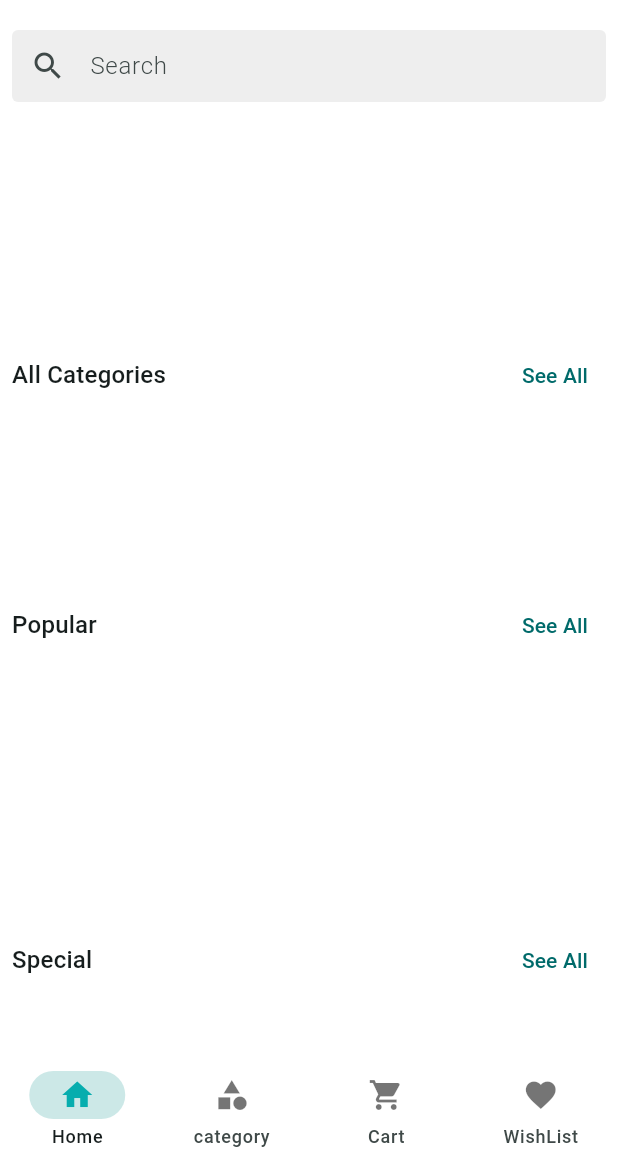
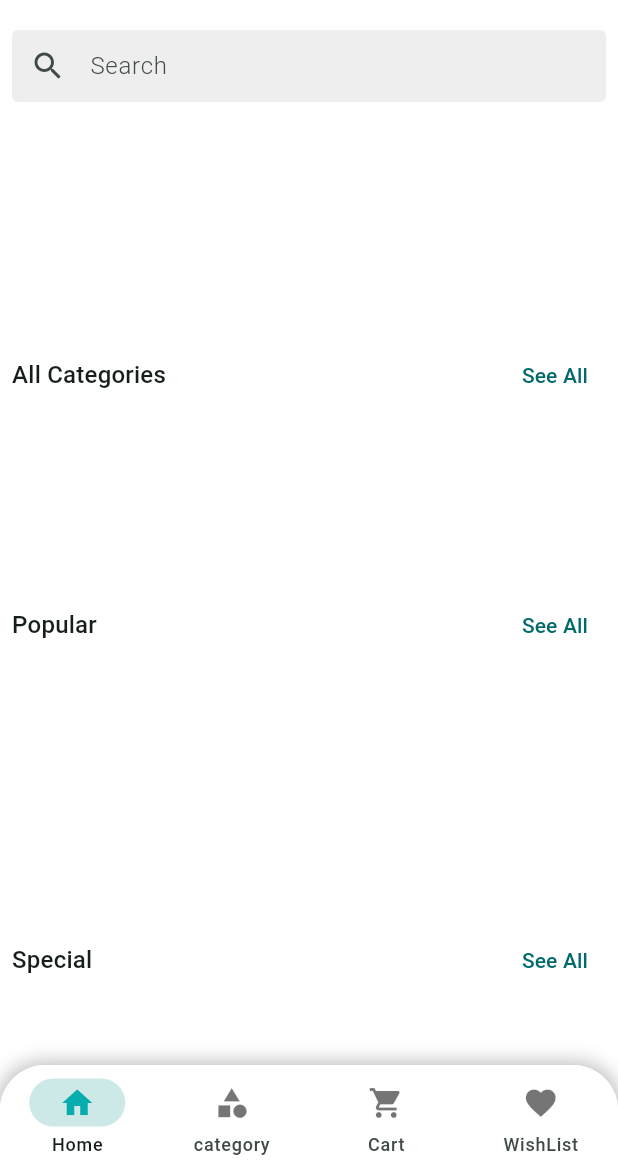
Before and after one commit to sokeb/crafty_bay, a Flutter app: the screen it shows after launch, on a phone screen of 412 x 824 dp, the part 66-1236 px from its top. Run offline on Flutter 3.47's test engine with Material 3 defaults, Android fonts, the phone set to English and light mode, and no system bars; our stand-ins replace flutter_svg, get, jwt_decoder, logger, lottie, pin_code_fields and 2 more; missing offline and left inert: item_count_number_button; accounts and stored records are empty; network calls fail.

Commit message:
minor bug fixed

```diff
--- a/lib/presentation/ui/screen/main_bottom_nav_screen.dart
+++ b/lib/presentation/ui/screen/main_bottom_nav_screen.dart
@@ -53,7 +53,28 @@ class _MainBottomNavScreenState extends State<MainBottomNavScreen> {
     return GetBuilder<BottomNavbarController>(builder: (_) {
       return Scaffold(
         body: _screen[_navbarController.selectedIndex],
-        bottomNavigationBar: NavigationBar(
+        bottomNavigationBar: Container(
+          decoration: const BoxDecoration(
+            color: Colors.white,
+            borderRadius: BorderRadius.only(
+              topLeft: Radius.circular(30),
+              topRight: Radius.circular(30),
+            ),
+            boxShadow: [
+              BoxShadow(
+                color: Colors.black26,
+                blurRadius: 10,
+                spreadRadius: 2,
+              )
+            ],
+          ),
+          child: ClipRRect(
+            borderRadius: const BorderRadius.only(
+              topLeft: Radius.circular(30),
+              topRight: Radius.circular(30),
+            ),
+            child: NavigationBar(
+              height: 70,
               backgroundColor: Colors.white,
               selectedIndex: _navbarController.selectedIndex,
               onDestinationSelected: _navbarController.changeIndex,
@@ -81,8 +102,11 @@ class _MainBottomNavScreenState extends State<MainBottomNavScreen> {
                       color: _navbarController.selectedIndex == 3
                           ? AppColors.themeColor
                           : Colors.black54),
-                label: 'WishList',),
+                  label: 'WishList',
+                ),
               ],
+            ),
+          ),
         ),
       );
     });
@@ -122,5 +146,4 @@ class _MainBottomNavScreenState extends State<MainBottomNavScreen> {
       showSnackBar(context, wishListController.errorMessage!);
     }
   }
-
 }
```
Lines whose indentation alone changed are shown as unchanged.
